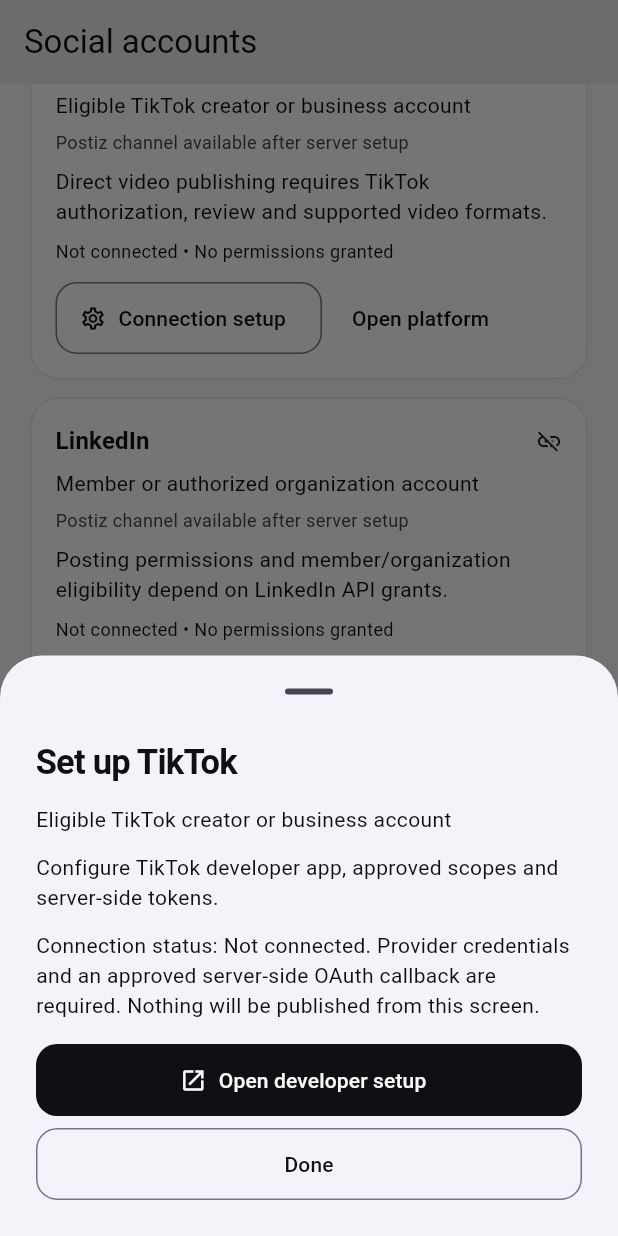
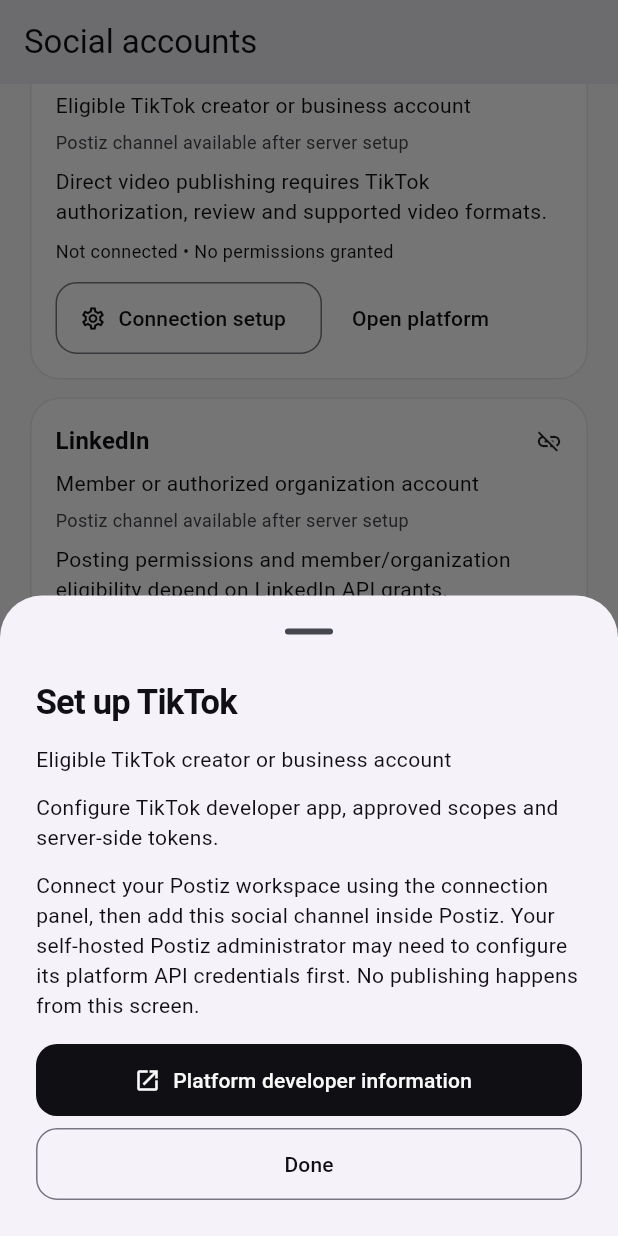
Before and after one commit to Heaven-cc/Shift, a Flutter app: the AccountsScreen screen opened by its route, scrolled down 1152 dp, after a tap on "Connection setup", on a phone screen of 412 x 824 dp. Run offline on Flutter 3.47's test engine with Material 3 defaults, Android fonts, the phone set to English and light mode, and no system bars; our stand-ins replace flutter_riverpod, go_router, image_picker, shared_preferences, supabase_flutter; accounts and stored records are empty; network calls fail.

Commit message:
fix(shift): clarify Postiz account setup in platform catalog

```diff
--- a/mobile/lib/core/social/platform_setup.dart
+++ b/mobile/lib/core/social/platform_setup.dart
@@ -23,7 +23,7 @@
             const SizedBox(height: 12),
             Text(platform.connectionNote),
             const SizedBox(height: 12),
-            const Text('Connection status: Not connected. Provider credentials and an approved server-side OAuth callback are required. Nothing will be published from this screen.'),
+            const Text('Connect your Postiz workspace using the connection panel, then add this social channel inside Postiz. Your self-hosted Postiz administrator may need to configure its platform API credentials first. No publishing happens from this screen.'),
             const SizedBox(height: 16),
             FilledButton.icon(
               onPressed: () async {
@@ -38,7 +38,7 @@
                 }
               },
               icon: const Icon(Icons.open_in_new),
-              label: const Text('Open developer setup'),
+              label: const Text('Platform developer information'),
             ),
             const SizedBox(height: 8),
             OutlinedButton(
```
